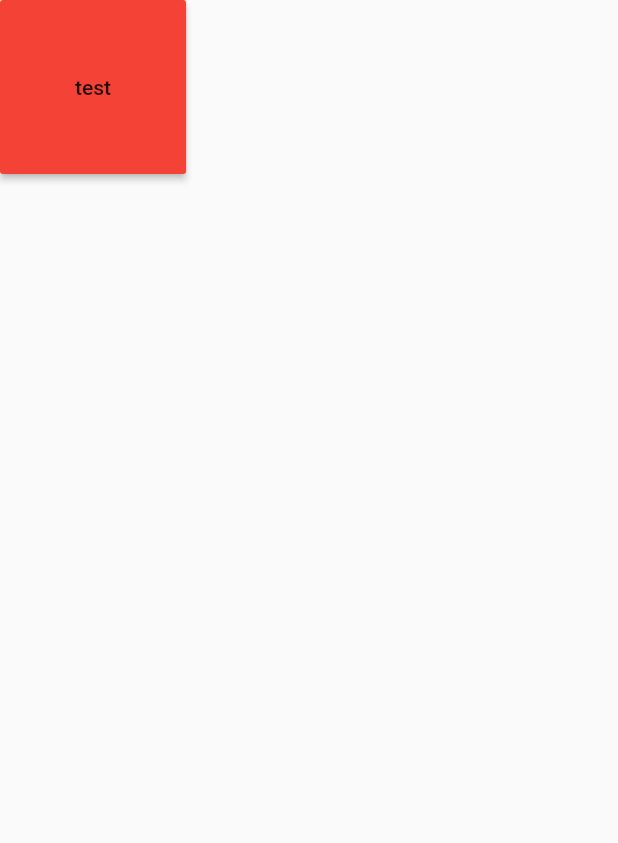
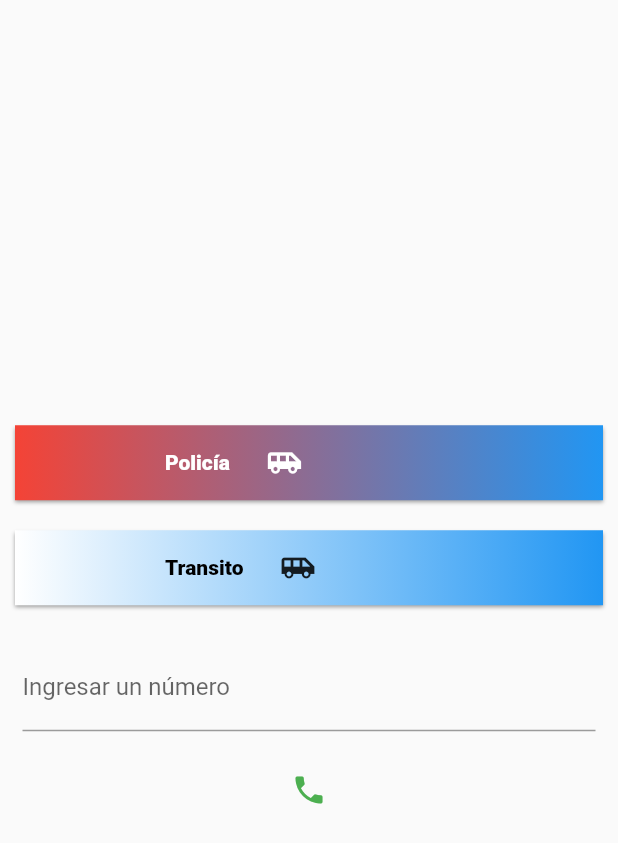
Before and after one commit to santb08/CyClub, a Flutter app: the CellphoneCall screen opened directly, on a phone screen of 412 x 824 dp. Shown: the top 843 px of the screen. Run offline on Flutter 3.47's test engine with Material 2 defaults, Android fonts, the phone set to English and light mode, and no system bars; our stand-ins replace firebase_auth, font_awesome_flutter, google_maps_flutter, google_sign_in, location; missing offline and left inert: flutter_facebook_login; accounts and stored records are empty.

Commit message:
Se terminó la pantalla de llamdas de emrgencia

```diff
--- a/lib/CellphoneCall.dart
+++ b/lib/CellphoneCall.dart
@@ -2,9 +2,11 @@ import 'package:url_launcher/url_launcher.dart' as UrlLauncher;
 import 'package:flutter/material.dart';
 
 class CellphoneCall extends StatelessWidget {
+  TextEditingController tel = TextEditingController();
 
+  final _formKey = GlobalKey<FormState>();
 
-  void _makeCall(String tel) {
+  void makeCall(String tel) {
     try {
       UrlLauncher.launch("tel://$tel");
     } catch (e) {
@@ -12,17 +14,81 @@ class CellphoneCall extends StatelessWidget {
     }
   }
 
+//TODO: Hacer que se vea alguna mierda...
   @override
   Widget build(BuildContext context) {
-    return Scaffold(
-      body: Container(
-        child: Column(
+    return Container(
+      child: Scaffold(
+        body: Column(
+          crossAxisAlignment: CrossAxisAlignment.stretch,
+          mainAxisAlignment: MainAxisAlignment.center,
           children: <Widget>[
-            MaterialButton(
-              color: Colors.red,
-              padding: EdgeInsets.symmetric(vertical: 50,horizontal: 50),
-              child: Text('test'),
-              onPressed: () => _makeCall('123'),
+            Padding(
+              padding: EdgeInsets.all(10),
+              child: RaisedGradientButton(
+                height: 50,
+                shape: StadiumBorder(),
+                child: Padding(
+                  padding: EdgeInsets.symmetric(horizontal: 100),
+                  child: Row(
+                    children: <Widget>[
+                      Text(
+                        'Policía       ',
+                        style: TextStyle(
+                            color: Colors.white, fontWeight: FontWeight.w900),
+                      ),
+                      Icon(
+                        Icons.airport_shuttle,
+                        color: Colors.white,
+                      )
+                    ],
+                  ),
+                ),
+                gradient: LinearGradient(
+                  colors: <Color>[Colors.red, Colors.blue],
+                ),
+                onPressed: () => makeCall('123'),
+              ),
+            ),
+            Padding(
+              padding: EdgeInsets.all(10),
+              child: RaisedGradientButton(
+                height: 50,
+                shape: StadiumBorder(),
+                child: Padding(
+                  padding: EdgeInsets.symmetric(horizontal: 100),
+                  child: Row(
+                    children: <Widget>[
+                      Text(
+                        'Transito       ',
+                        style: TextStyle(
+                            color: Colors.black, fontWeight: FontWeight.w900),
+                      ),
+                      Icon(Icons.airport_shuttle)
+                    ],
+                  ),
+                ),
+                gradient: LinearGradient(
+                  colors: <Color>[Colors.white, Colors.blue],
+                ),
+                onPressed: () => makeCall('123'),
+              ),
+            ),
+            Padding(
+              padding: EdgeInsets.all(15),
+              child: TextField(
+                controller: this.tel,
+                keyboardType: TextInputType.phone,
+                textAlign: TextAlign.center,
+                decoration: InputDecoration(
+                  labelText: 'Ingresar un número',
+                ),
+              ),
+            ),
+            IconButton(
+              icon: Icon(Icons.phone),
+              color: Colors.green,
+              onPressed: () => makeCall(this.tel.text.toString()),
             )
           ],
         ),
@@ -30,3 +96,45 @@ class CellphoneCall extends StatelessWidget {
     );
   }
 }
+
+class RaisedGradientButton extends StatelessWidget {
+  final Widget child;
+  final Gradient gradient;
+  final double width;
+  final double height;
+  final Function onPressed;
+  final ShapeBorder shape;
+  const RaisedGradientButton(
+      {Key key,
+      @required this.child,
+      this.gradient,
+      this.width,
+      this.height,
+      this.onPressed,
+      this.shape})
+      : super(key: key);
+
+  @override
+  Widget build(BuildContext context) {
+    return Container(
+      width: width,
+      height: height,
+      decoration: BoxDecoration(gradient: gradient, boxShadow: [
+        BoxShadow(
+          color: Colors.grey[500],
+          offset: Offset(0.0, 1.5),
+          blurRadius: 1.5,
+        ),
+      ]),
+      child: Material(
+        shape: shape,
+        color: Colors.transparent,
+        child: InkWell(
+            onTap: onPressed,
+            child: Center(
+              child: child,
+            )),
+      ),
+    );
+  }
+}
```
Also changed, not shown: lib/FormLogin.dart (+4 -5 lines), 1 other file.
